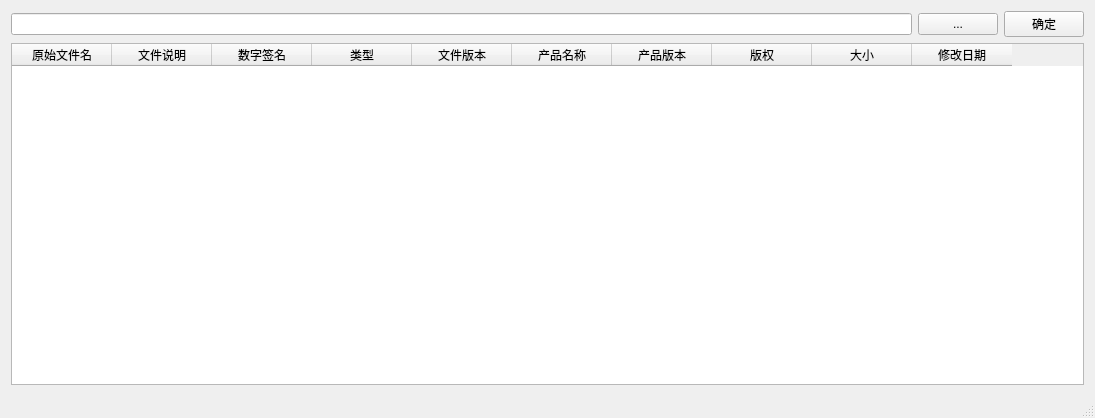
First picture: the form in dolphin/dolphin.ui, repository MingYueRuYa/worktools, before the edit.
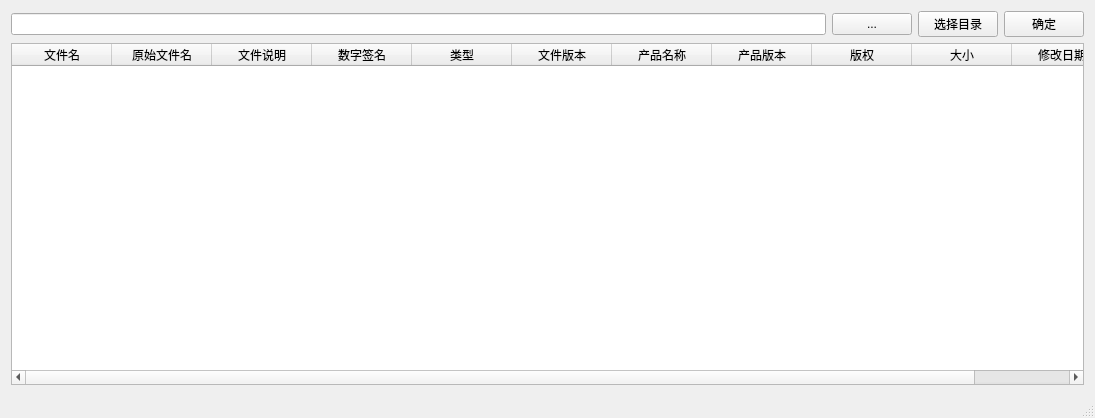
Second picture: the form after the edit.

Commit message: 增加支持目录，优化获取文件描述和签名信息

```diff
--- a/dolphin/dolphin.ui
+++ b/dolphin/dolphin.ui
@@ -30,6 +30,13 @@
         </property>
        </widget>
       </item>
+      <item>
+       <widget class="QPushButton" name="btn_selectdir">
+        <property name="text">
+         <string>选择目录</string>
+        </property>
+       </widget>
+      </item>
       <item>
        <widget class="QPushButton" name="btn_ok">
         <property name="text">
@@ -47,6 +54,11 @@
       <attribute name="horizontalHeaderCascadingSectionResizes">
        <bool>false</bool>
       </attribute>
+      <column>
+       <property name="text">
+        <string>文件名</string>
+       </property>
+      </column>
       <column>
        <property name="text">
         <string>原始文件名</string>
```
The commit also changes 4 other files.
